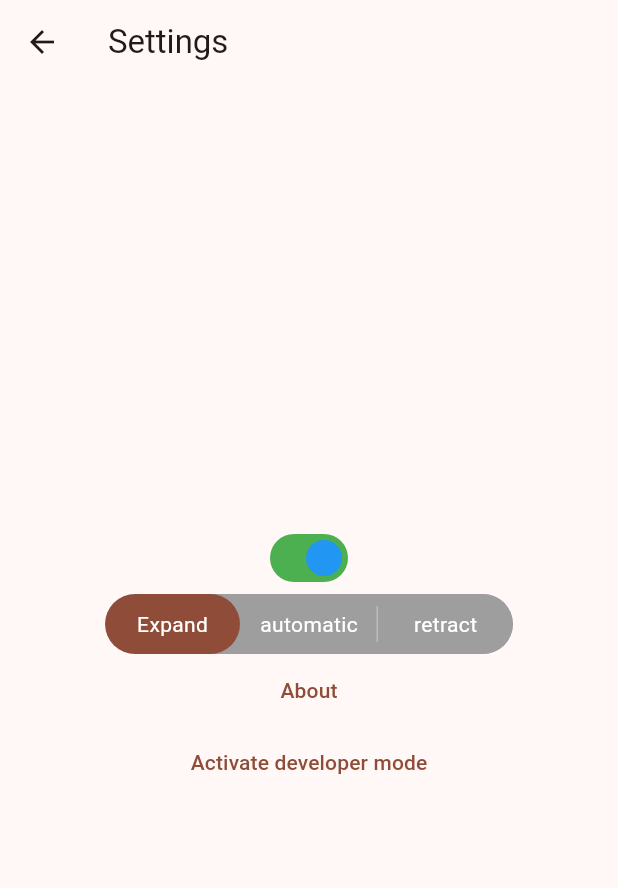
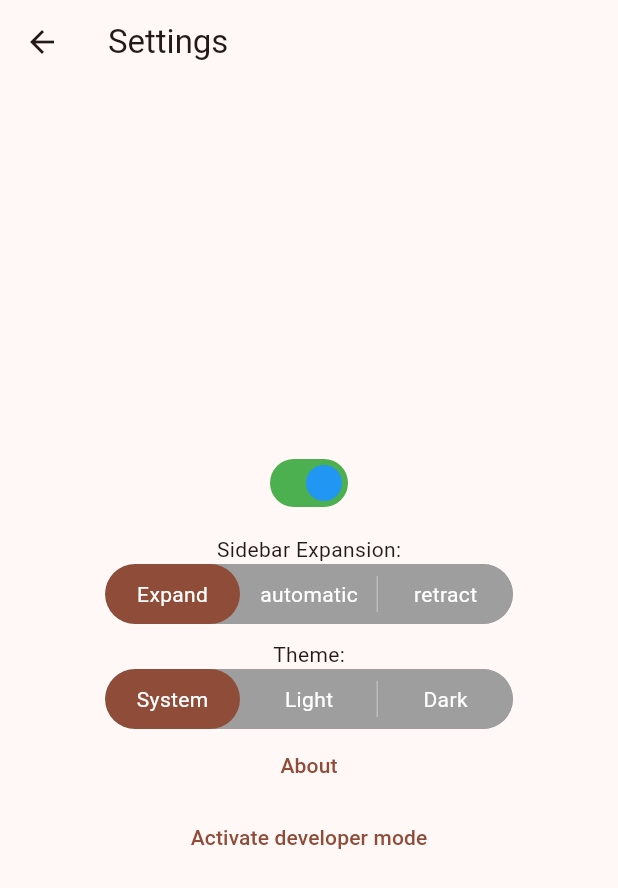
Before and after one commit to GameTec-live/ChameleonUltraGUI, a Flutter app: the SettingsMainPage screen opened directly, after a tap on "Expand", on a phone screen of 412 x 824 dp. Shown: the top 888 px of the screen. Run offline on Flutter 3.47's test engine with Material 2 defaults, Android fonts, the light colour scheme and no system bars; drawn by our look-alikes of toggle_switch; our stand-ins replace logger, shared_preferences; missing offline and left inert: flutter_libserialport; accounts and stored records are empty.

Commit message:
settings framework and light / darkmode

```diff
--- a/chameleonultragui/lib/gui/settingspage.dart
+++ b/chameleonultragui/lib/gui/settingspage.dart
@@ -38,28 +38,66 @@
                 appState.changesMade();
               },
             ),
+            const SizedBox(height: 10),
+            const Text("Sidebar Expansion:"),
             ToggleSwitch(
               minWidth: 90.0,
               cornerRadius: 20.0,
               activeFgColor: Colors.white,
               inactiveBgColor: Colors.grey,
               inactiveFgColor: Colors.white,
-              initialLabelIndex: appState.expandedIndex,
+              initialLabelIndex: appState.sharedPreferencesProvider.getSideBarExpandedIndex(),
               totalSwitches: 3,
               labels: const ['Expand', 'automatic', 'retract'],
               radiusStyle: true,
               onToggle: (index) {
                 if (index == 0) {
-                  appState.isExpanded = true;
-                  appState.automaticExpansion = false;
+                  appState.sharedPreferencesProvider.setSideBarExpanded(true);
+                  appState.sharedPreferencesProvider.setSideBarAutoExpansion(false);
                 } else if (index == 2) {
-                  appState.isExpanded = false;
-                  appState.automaticExpansion = false;
+                  appState.sharedPreferencesProvider.setSideBarExpanded(false);
+                  appState.sharedPreferencesProvider.setSideBarAutoExpansion(false);
                 } else {
-                  appState.automaticExpansion = true;
+                  appState.sharedPreferencesProvider.setSideBarAutoExpansion(true);
                 }
-                appState.expandedIndex = index;
+                appState.sharedPreferencesProvider.setSideBarExpandedIndex(index ?? 1);
                 appState.changesMade();
+              },
+            ),
+            const SizedBox(height: 10),
+            const Text("Theme:"),
+            ToggleSwitch(
+              minWidth: 90.0,
+              cornerRadius: 20.0,
+              activeFgColor: Colors.white,
+              inactiveBgColor: Colors.grey,
+              inactiveFgColor: Colors.white,
+              initialLabelIndex: appState.sharedPreferencesProvider.getTheme() == ThemeMode.system ? 0 : appState.sharedPreferencesProvider.getTheme() == ThemeMode.dark ? 2 : 1,
+              totalSwitches: 3,
+              labels: const ['System', 'Light', 'Dark'],
+              radiusStyle: true,
+              onToggle: (index) {
+                if (index == 0) {
+                  appState.sharedPreferencesProvider.setTheme(ThemeMode.system);
+                } else if (index == 2) {
+                  appState.sharedPreferencesProvider.setTheme(ThemeMode.dark);
+                } else {
+                  appState.sharedPreferencesProvider.setTheme(ThemeMode.light);
+                }
+                appState.changesMade();
+                showDialog<String>(
+                  context: context,
+                  builder: (BuildContext context) => AlertDialog(
+                    title: const Text('Restart Required'),
+                    content: const Center(child:  Text('Changes will take effect after a restart', style: TextStyle(fontWeight: FontWeight.bold)),),
+                    actions: <Widget>[
+                      TextButton(
+                        onPressed: () => Navigator.pop(context, 'OK'),
+                        child: const Text('OK'),
+                      ),
+                    ],
+                  ),
+                );
               },
             ),
             TextButton(
--- a/chameleonultragui/lib/main.dart
+++ b/chameleonultragui/lib/main.dart
@@ -13,18 +13,27 @@
 import 'gui/settingspage.dart';
 import 'gui/connectpage.dart';
 
-void main() {
-  runApp(const MyApp());
+// Shared Preferences Provider
+import 'sharedprefsprovider.dart';
+
+Future<void> main() async {
+  final sharedPreferencesProvider = SharedPreferencesProvider();
+  await sharedPreferencesProvider.load();
+  runApp(MyApp(sharedPreferencesProvider));
 }
 
 class MyApp extends StatelessWidget {
   // Root Widget
-  const MyApp({super.key});
+  final SharedPreferencesProvider _sharedPreferencesProvider;
+  const MyApp(this._sharedPreferencesProvider, {Key? key}): super(key: key);
 
   @override
   Widget build(BuildContext context) {
-    return ChangeNotifierProvider(
-      create: (context) => MyAppState(),
+    return MultiProvider(
+      providers: [
+        ChangeNotifierProvider.value(value: _sharedPreferencesProvider),
+        ChangeNotifierProvider(create: (context) => MyAppState(_sharedPreferencesProvider),),
+      ],
       child: MaterialApp(
         title: 'Chameleon Ultra GUI', // App Name
         theme: ThemeData(
@@ -38,14 +47,22 @@
               seedColor: Colors.deepOrange, brightness: Brightness.dark), // Color Scheme
           brightness: Brightness.dark, // Dark Theme
         ),
-        themeMode: ThemeMode.system, // Dark Theme
+        themeMode: _sharedPreferencesProvider.getTheme(), // Dark Theme
         home: const MyHomePage(),
       ),
     );
+
+
+    //return ChangeNotifierProvider(
+    //  create: (context) => MyAppState(),
+    //  child:
+    //);
   }
 }
 
 class MyAppState extends ChangeNotifier {
+  final SharedPreferencesProvider sharedPreferencesProvider;
+  MyAppState(this.sharedPreferencesProvider);
   // State
   bool onAndroid =
       Platform.isAndroid; // Are we on android? (mostly for serial port)
@@ -58,11 +75,7 @@
   }
   // This doesn't work because we aren't working stateful
   */
-  var isExpanded =
-      true; // I am planning to use this to control the navigation rail expansion.
-  bool automaticExpansion = true;
   // maybe via this: https://www.woolha.com/tutorials/flutter-switch-input-widget-example or this https://dev.to/naidanut/adding-expandable-side-bar-using-navigationrail-in-flutter-5ai8
-  int? expandedIndex = 1;
   void changesMade() {
     notifyListeners();
   }
@@ -83,12 +96,12 @@
   @override
   Widget build(BuildContext context) {
     var appState = context.watch<MyAppState>(); // Get State
-    if (appState.automaticExpansion) {
+    if (appState.sharedPreferencesProvider.getSideBarAutoExpansion()) {
       double width = MediaQuery.of(context).size.width;
       if (width >= 600) {
-        appState.isExpanded = true;
+        appState.sharedPreferencesProvider.setSideBarExpanded(true);
       } else {
-        appState.isExpanded = false;
+        appState.sharedPreferencesProvider.setSideBarExpanded(false);
       }
     }
 
@@ -128,7 +141,7 @@
             SafeArea(
               child: NavigationRail(
                 // Sidebar
-                extended: appState.isExpanded,
+                extended: appState.sharedPreferencesProvider.getSideBarExpanded(),
                 destinations: const [
                   // Sidebar Items
                   NavigationRailDestination(
--- /dev/null
+++ b/chameleonultragui/lib/sharedprefsprovider.dart
@@ -0,0 +1,70 @@
+import 'package:flutter/material.dart';
+import 'package:shared_preferences/shared_preferences.dart';
+
+class SharedPreferencesProvider extends ChangeNotifier {
+  SharedPreferencesProvider._privateConstructor();
+
+  static final SharedPreferencesProvider _instance = SharedPreferencesProvider._privateConstructor();
+
+  factory SharedPreferencesProvider() {
+    return _instance;
+  }
+
+  late SharedPreferences _sharedPreferences;
+
+  SharedPreferences get sharedPreferences => _sharedPreferences;
+
+  Future<void> load() async {
+    _sharedPreferences = await SharedPreferences.getInstance();
+  }
+
+  ThemeMode getTheme() {
+    final themeValue = _sharedPreferences.getInt('app_theme') ?? 0;
+    switch (themeValue) {
+      case 1:
+        return ThemeMode.light;
+      case 2:
+        return ThemeMode.dark;
+      default:
+        return ThemeMode.system;
+    }
+  }
+
+  void setTheme(ThemeMode theme) {
+    switch (theme) {
+      case ThemeMode.light:
+        _sharedPreferences.setInt('app_theme', 1);
+        break;
+      case ThemeMode.dark:
+        _sharedPreferences.setInt('app_theme', 2);
+        break;
+      default:
+        _sharedPreferences.remove('app_theme');
+        break;
+    }
+  }
+
+  bool getSideBarAutoExpansion() {
+    return _sharedPreferences.getBool('sidebar_autoexpanded') ?? true;
+  }
+
+  bool getSideBarExpanded() {
+    return _sharedPreferences.getBool('sidebar_expanded') ?? false;
+  }
+
+  int getSideBarExpandedIndex() {
+    return _sharedPreferences.getInt('sidebar_expandedindex') ?? 1;
+  }
+
+  void setSideBarAutoExpansion(bool autoExpanded) {
+    _sharedPreferences.setBool('sidebar_autoexpanded', autoExpanded);
+  }
+
+  void setSideBarExpanded(bool expanded) {
+    _sharedPreferences.setBool('sidebar_expanded', expanded);
+  }
+
+  void setSideBarExpandedIndex(int index) {
+    _sharedPreferences.setInt('sidebar_expandedindex', index);
+  }
+}
```
Also changed, not shown: 1 other file.
